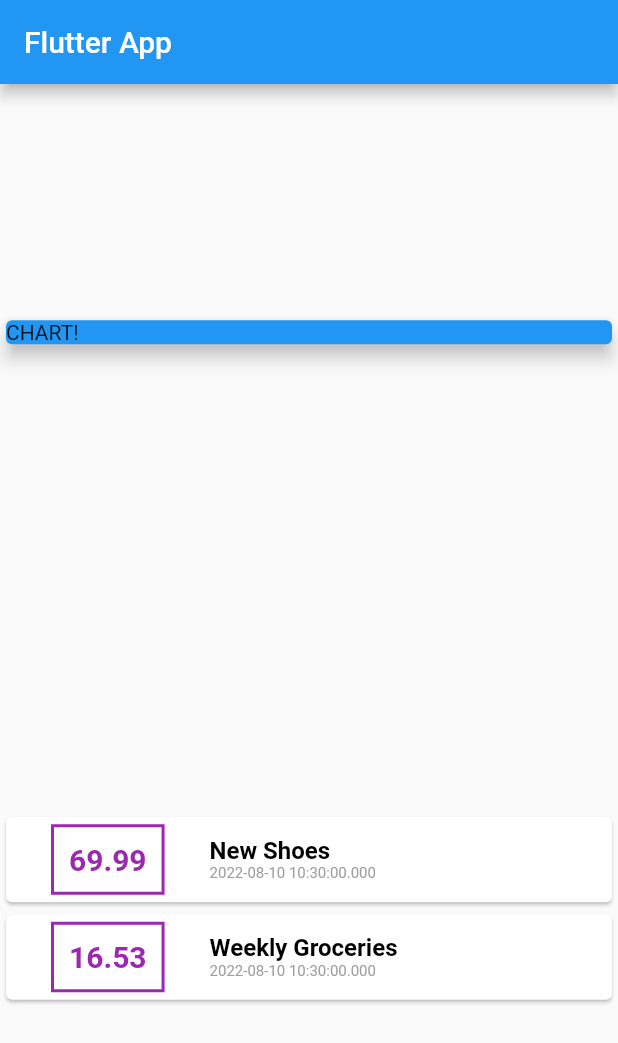
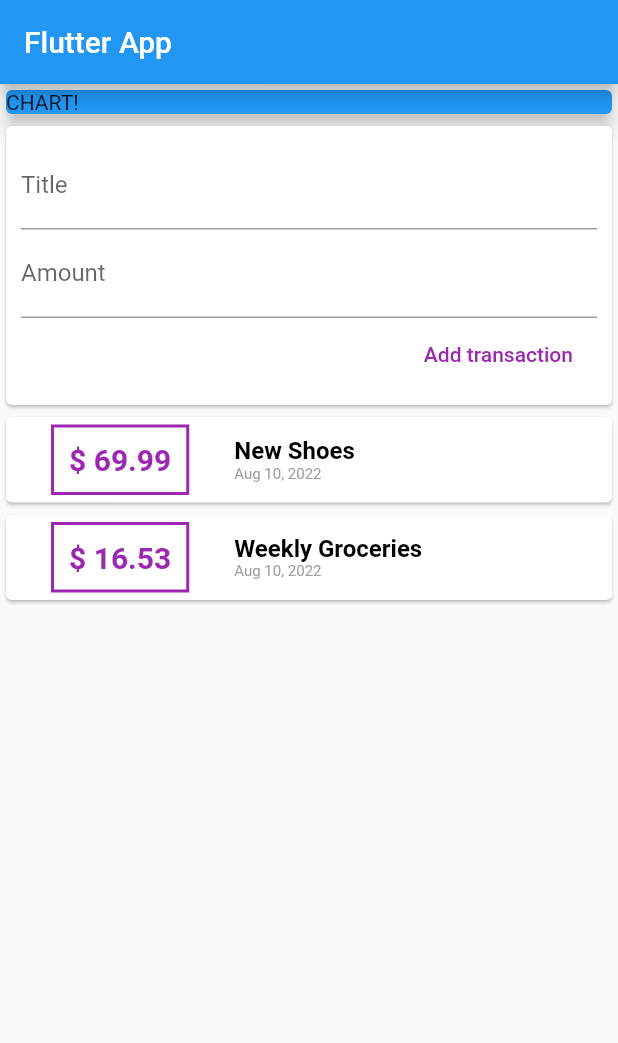
Before and after one commit to deus778/personal-expenses-app-flutter, a Flutter app: the screen it shows after launch, on a phone screen of 412 x 824 dp. Shown: the top 1043 px of the screen. Run offline on Flutter 3.47's test engine with Material 2 defaults, Android fonts, the light colour scheme and no system bars.

Commit message:
Organize files, split widgets into components, add new transactions

```diff
--- a/lib/main.dart
+++ b/lib/main.dart
@@ -1,6 +1,8 @@
 import 'package:flutter/material.dart';
-
-import './transaction.dart';
+import 'package:flutter_complete_guide/widgets/new_transactions.dart';
+import 'package:flutter_complete_guide/widgets/transaction_list.dart';
+import 'package:flutter_complete_guide/widgets/user_transactions.dart';
+import 'widgets/transaction_list.dart';
 
 void main() => runApp(MyApp());
 
@@ -15,21 +17,6 @@ class MyApp extends StatelessWidget {
 }
 
 class MyHomePage extends StatelessWidget {
-  final List<Transaction> transactions = [
-    Transaction(
-      id: "T1",
-      title: "New Shoes",
-      amount: 69.99,
-      date: DateTime.now(),
-    ),
-    Transaction(
-      id: "T2",
-      title: "Weekly Groceries",
-      amount: 16.53,
-      date: DateTime.now(),
-    ),
-  ];
-
   @override
   Widget build(BuildContext context) {
     return Scaffold(
@@ -37,8 +24,6 @@ class MyHomePage extends StatelessWidget {
         title: Text('Flutter App'),
       ),
       body: Column(
-        mainAxisAlignment: MainAxisAlignment.spaceAround,
-        crossAxisAlignment: CrossAxisAlignment.start,
         children: [
           Container(
             width: double.infinity,
@@ -48,49 +33,7 @@ class MyHomePage extends StatelessWidget {
               elevation: 5,
             ),
           ),
-          Column(
-            children: transactions.map((e) {
-              return Card(
-                child: Row(
-                  children: [
-                    Container(
-                      margin: EdgeInsets.symmetric(vertical: 5, horizontal: 30),
-                      child: Text(
-                        e.amount.toString(),
-                        style: TextStyle(
-                            fontWeight: FontWeight.bold,
-                            fontSize: 20,
-                            color: Colors.purple),
-                      ),
-                      decoration: BoxDecoration(
-                        border: Border.all(color: Colors.purple, width: 2),
-                      ),
-                      padding: EdgeInsets.all(10),
-                    ),
-                    Column(
-                      children: [
-                        Text(
-                          e.title!,
-                          style: TextStyle(
-                              fontWeight: FontWeight.bold,
-                              fontSize: 16,
-                              color: Colors.black),
-                        ),
-                        Text(
-                          e.date.toString(),
-                          style: TextStyle(
-                            fontSize: 10,
-                            color: Colors.grey,
-                          ),
-                        ),
-                      ],
-                      crossAxisAlignment: CrossAxisAlignment.start,
-                    ),
-                  ],
-                ),
-              );
-            }).toList(),
-          ),
+          UserTransactions(),
         ],
       ),
     );
--- a/lib/transaction.dart
+++ b/lib/models/transaction.dart
@@ -1,10 +1,10 @@
 import 'package:flutter/foundation.dart';
 
 class Transaction {
-  final String? id;
-  final String? title;
-  final double? amount;
-  final DateTime? date;
+  final String id;
+  final String title;
+  final double amount;
+  final DateTime date;
 
   Transaction({
     @required this.id,
--- /dev/null
+++ b/lib/widgets/new_transactions.dart
@@ -0,0 +1,40 @@
+import 'package:flutter/material.dart';
+
+class NewTransaction extends StatelessWidget {
+  final Function _addNewTransactionFn;
+
+  NewTransaction(this._addNewTransactionFn);
+
+  final titleController = TextEditingController();
+  final amountController = TextEditingController();
+
+  @override
+  Widget build(BuildContext context) {
+    return Card(
+      child: Container(
+        padding: EdgeInsets.all(10),
+        child: Column(
+          crossAxisAlignment: CrossAxisAlignment.end,
+          children: [
+            TextField(
+              decoration: InputDecoration(labelText: "Title"),
+              controller: titleController,
+            ),
+            TextField(
+              decoration: InputDecoration(labelText: "Amount"),
+              controller: amountController,
+            ),
+            FlatButton(
+              onPressed: () {
+                _addNewTransactionFn(
+                    titleController.text, double.parse(amountController.text));
+              },
+              child: Text("Add transaction"),
+              textColor: Colors.purple,
+            )
+          ],
+        ),
+      ),
+    );
+  }
+}
--- /dev/null
+++ b/lib/widgets/transaction_list.dart
@@ -0,0 +1,56 @@
+import 'package:flutter/material.dart';
+import 'package:flutter_complete_guide/models/transaction.dart';
+import 'package:intl/intl.dart';
+
+class TransactionList extends StatelessWidget {
+  final List<Transaction> transactions;
+
+  TransactionList(this.transactions);
+
+  @override
+  Widget build(BuildContext context) {
+    return Column(
+      children: transactions.map((transaction) {
+        return Card(
+          child: Row(
+            children: [
+              Container(
+                margin: EdgeInsets.symmetric(vertical: 5, horizontal: 30),
+                child: Text(
+                  "\$ ${transaction.amount.toString()}",
+                  style: TextStyle(
+                      fontWeight: FontWeight.bold,
+                      fontSize: 20,
+                      color: Colors.purple),
+                ),
+                decoration: BoxDecoration(
+                  border: Border.all(color: Colors.purple, width: 2),
+                ),
+                padding: EdgeInsets.all(10),
+              ),
+              Column(
+                children: [
+                  Text(
+                    transaction.title,
+                    style: TextStyle(
+                        fontWeight: FontWeight.bold,
+                        fontSize: 16,
+                        color: Colors.black),
+                  ),
+                  Text(
+                    DateFormat.yMMMd().format(transaction.date),
+                    style: TextStyle(
+                      fontSize: 10,
+                      color: Colors.grey,
+                    ),
+                  ),
+                ],
+                crossAxisAlignment: CrossAxisAlignment.start,
+              ),
+            ],
+          ),
+        );
+      }).toList(),
+    );
+  }
+}
--- /dev/null
+++ b/lib/widgets/user_transactions.dart
@@ -0,0 +1,49 @@
+import 'package:flutter/material.dart';
+import 'new_transactions.dart';
+import 'transaction_list.dart';
+import '../models/transaction.dart';
+
+class UserTransactions extends StatefulWidget {
+  @override
+  State<UserTransactions> createState() => _UserTransactionsState();
+}
+
+class _UserTransactionsState extends State<UserTransactions> {
+  final List<Transaction> _userTransactions = [
+    Transaction(
+      id: "T1",
+      title: "New Shoes",
+      amount: 69.99,
+      date: DateTime.now(),
+    ),
+    Transaction(
+      id: "T2",
+      title: "Weekly Groceries",
+      amount: 16.53,
+      date: DateTime.now(),
+    ),
+  ];
+
+  void _addNewTransaction(String title, double amount) {
+    final newTx = Transaction(
+      title: title,
+      amount: amount,
+      date: DateTime.now(),
+      id: DateTime.now().toString(),
+    );
+
+    setState(() {
+      _userTransactions.add(newTx);
+    });
+  }
+
+  Widget build(BuildContext context) {
+    return Column(
+      crossAxisAlignment: CrossAxisAlignment.start,
+      children: [
+        NewTransaction(_addNewTransaction),
+        TransactionList(_userTransactions),
+      ],
+    );
+  }
+}
--- a/pubspec.yaml
+++ b/pubspec.yaml
@@ -23,6 +23,7 @@ environment:
 dependencies:
   flutter:
     sdk: flutter
+  intl: ^0.17.0
 
 
   # The following adds the Cupertino Icons font to your application.
```
Also changed, not shown: pubspec.lock.
